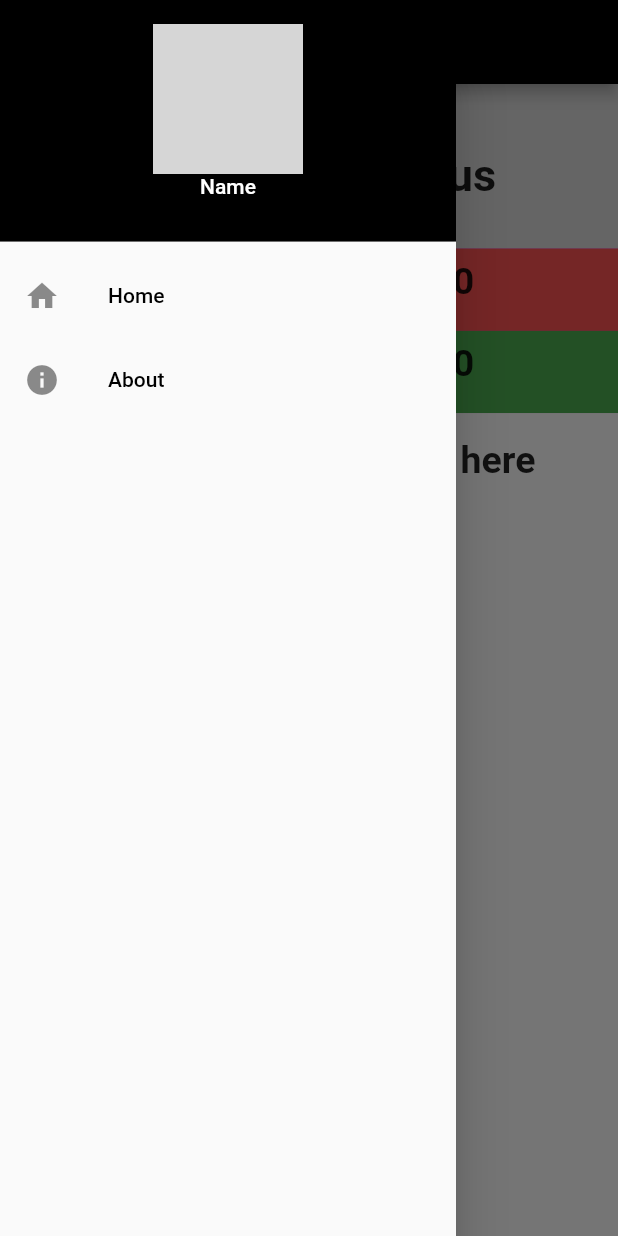
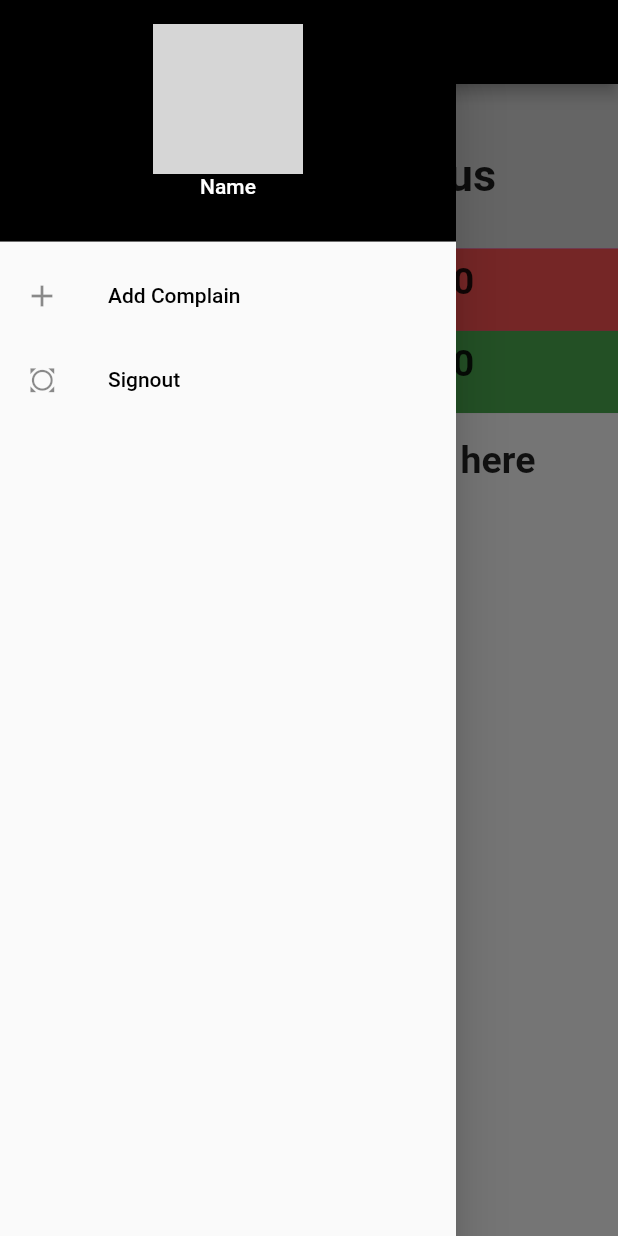
Before and after one commit to YassaFareed/society-management-system, a Flutter app: the homeScreen screen opened directly, with the side drawer open, on a phone screen of 412 x 824 dp. Run offline on Flutter 3.47's test engine with Material 2 defaults, Android fonts, the phone set to English and light mode, and no system bars; our stand-ins replace splashscreen, toast; network calls fail; grey boxes are pictures that could not be loaded.

Commit message:
Update maindrawer.dart

```diff
--- a/lib/Drawer/maindrawer.dart
+++ b/lib/Drawer/maindrawer.dart
@@ -1,6 +1,6 @@
 import 'package:flutter/material.dart';
 import 'package:societyworker/home_screens/homescreen.dart';
-import 'package:societyworker/Detail_screens/updatedetails.dart';
+import 'package:societyworker/Drawer/addcomplain.dart';
 
 
 
@@ -10,22 +10,6 @@ class mainDrawer extends StatefulWidget {
 }
 
 class _mainDrawerState extends State<mainDrawer> {
-  int pageNo;
-
-  @override
-  void initState() {
-    super.initState();
-    pageNo = 1;
-  }
-  getPage() {
-    if(pageNo == 1)
-      return homeScreen();
-    else if(pageNo == 2)
-      return updateDetails();
-
-    }
-
-
 
 
   @override
@@ -38,12 +22,8 @@ class _mainDrawerState extends State<mainDrawer> {
             DrawerHeader(
               child:Column(
               children:[
-                GestureDetector(
-                  onTap: () {
-                    Navigator.pop(context);
-                    Navigator.push(context, MaterialPageRoute(builder: (context) =>  new updateDetails()));
-                  },
-                 child: Container(
+
+                Container(
                  width:100,
                  height: 100,
                  decoration: BoxDecoration(
@@ -54,7 +34,7 @@ class _mainDrawerState extends State<mainDrawer> {
                   ),
                 ),
               ),
-                ),
+
                 Text(
                 'Name',
                 style: TextStyle(color: Colors.white),
@@ -71,22 +51,22 @@ class _mainDrawerState extends State<mainDrawer> {
             ),
 
             ListTile(
-              leading: Icon(Icons.home),
+              leading: Icon(Icons.add),
               title: Text(
-                'Home',
+                'Add Complain',
                 style: TextStyle(
                   color: Colors.black,
                 ),
               ),
               onTap: () {
-                //Navigator.pop(context);
-              //  Navigator.push(context, MaterialPageRoute(builder: (context) =>  new updateDetails()));
+                Navigator.pop(context);
+               Navigator.push(context, MaterialPageRoute(builder: (context) =>  new addComplain()));
               },
             ),
             ListTile(
-              leading: Icon(Icons.info),
+              leading: Icon(Icons.all_out),
               title: Text(
-                'About',
+                'Signout',
                 style: TextStyle(
                   color: Colors.black,
                 ),
```
